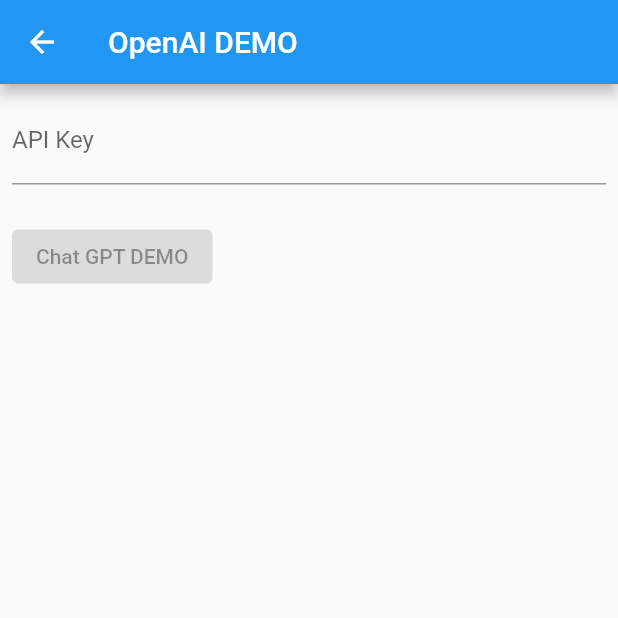
After one commit to eno314/flutter_demo, a Flutter app: the OpenAIPage screen opened by its route, on a phone screen of 412 x 824 dp, the top half of it. The commit adds this screen. Run offline on Flutter 3.47's test engine with Material 2 defaults, Android fonts, the phone set to English and light mode, and no system bars; our stand-ins replace flutter_riverpod, freezed_annotation.

Commit message:
rename pages.

```diff
--- /dev/null
+++ b/lib/open_ai/open_ai_page.dart
@@ -0,0 +1,29 @@
+import 'dart:developer';
+
+import 'package:flutter/material.dart';
+import 'open_ai_template.dart';
+
+class OpenAIPage extends StatelessWidget {
+  static const title = 'OpenAI DEMO';
+  static const route = '/open_ai';
+
+  final _apiKeyInputController = TextEditingController();
+
+  OpenAIPage({super.key});
+
+  @override
+  Widget build(BuildContext context) {
+    return OpenAITemplate(
+      title: title,
+      apiKeyInputLabel: 'API Key',
+      apiKeyText: '',
+      chatGPTButtonText: 'Chat GPT DEMO',
+      onPressedChatGPTButton: () => _onPressedChatGPTButton(context),
+    );
+  }
+
+  void _onPressedChatGPTButton(BuildContext context) {
+    // move to ChatGPTPage
+    log('api key : ${_apiKeyInputController.text}');
+  }
+}
--- /dev/null
+++ b/lib/open_ai/open_ai_template.dart
@@ -0,0 +1,69 @@
+import 'package:flutter/material.dart';
+
+class OpenAITemplate extends StatelessWidget {
+  final String title;
+  final String apiKeyInputLabel;
+  final String apiKeyText;
+  final String chatGPTButtonText;
+  final VoidCallback onPressedChatGPTButton;
+
+  const OpenAITemplate({
+    super.key,
+    required this.title,
+    required this.apiKeyInputLabel,
+    required this.apiKeyText,
+    required this.chatGPTButtonText,
+    required this.onPressedChatGPTButton,
+  });
+
+  @override
+  Widget build(BuildContext context) {
+    return Scaffold(
+      appBar: AppBar(
+        title: Text(title),
+      ),
+      body: _buildList(context),
+    );
+  }
+
+  Widget _buildList(BuildContext context) {
+    return ListView(
+      children: [
+        _buildApiKeyInput(),
+        _buildChatGPTButton(),
+      ],
+    );
+  }
+
+  Widget _buildApiKeyInput() {
+    return Padding(
+      padding: const EdgeInsets.symmetric(horizontal: 8, vertical: 8),
+      child: TextField(
+        key: const Key('apiKeyInput'),
+        controller: TextEditingController(text: apiKeyText),
+        decoration: InputDecoration(
+          border: const UnderlineInputBorder(),
+          labelText: apiKeyInputLabel,
+        ),
+      ),
+    );
+  }
+
+  Widget _buildChatGPTButton() {
+    return Align(
+      alignment: Alignment.centerLeft,
+      child: Padding(
+        padding: const EdgeInsets.symmetric(horizontal: 8, vertical: 16),
+        child: ElevatedButton(
+          key: const Key('chatGPTButton'),
+          onPressed: _isApiKeyInputEmpty() ? null : onPressedChatGPTButton,
+          child: Text(chatGPTButtonText),
+        ),
+      ),
+    );
+  }
+
+  bool _isApiKeyInputEmpty() {
+    return apiKeyText.isEmpty;
+  }
+}
```
Also changed, not shown: lib/chat_gpt/chat_gpt_notifier.dart (deleted, +0 -20 lines), lib/chat_gpt/chat_gpt_page.dart (deleted, +0 -43 lines), lib/chat_gpt/chat_gpt_props.dart (deleted, +0 -25 lines), lib/chat_gpt/chat_gpt_template.dart (deleted, +0 -91 lines), lib/home/home_page.dart (+4 -4 lines), lib/chat_gpt/chat_gpt_props.freezed.dart (deleted), lib/open_ai/chat_gpt/chat_gpt_client.dart (renamed from lib/chat_gpt/chat_gpt_client.dart), 2 other files.
